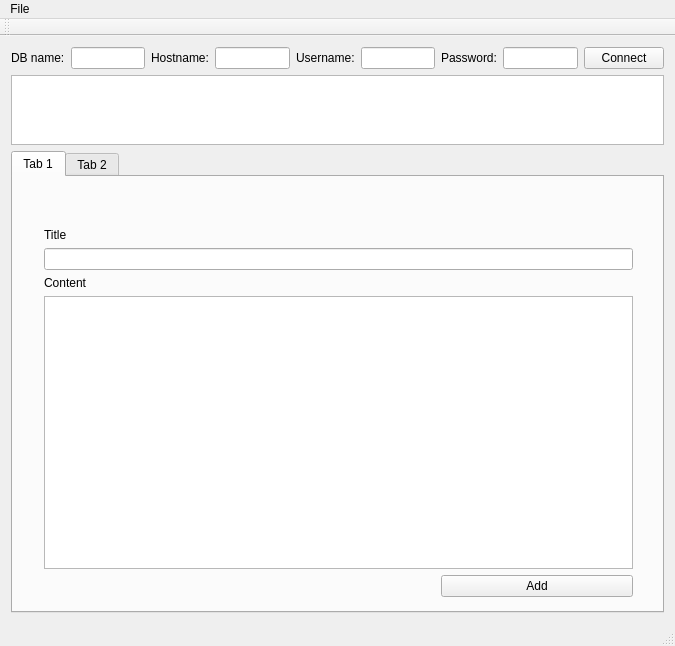
Above: mainwindow.ui from TmCrafz/Database_web_manager before the change. Below: the same form after it.
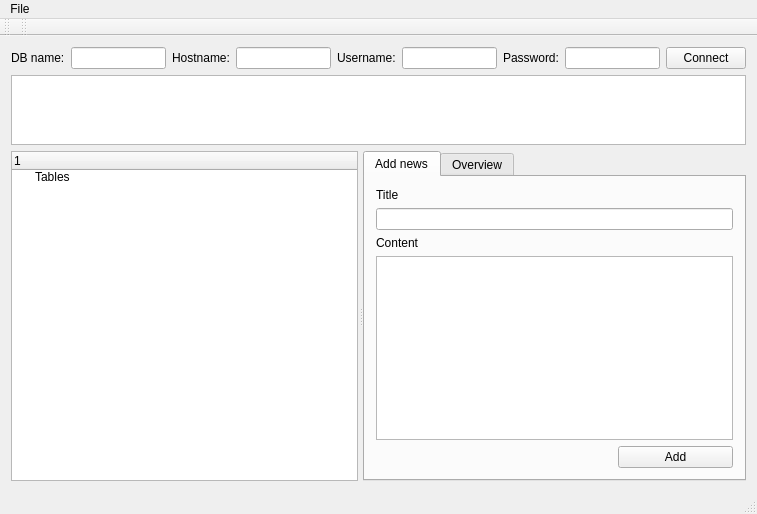
That is the form after the change. The open tabs and pages were chosen to show the change.

Commit message: Add a tree widget to the mainwindow which shows all tthe tables of the connected database. When one is selected the data of the table load.

Patch:
```diff
--- a/mainwindow.ui
+++ b/mainwindow.ui
@@ -6,8 +6,8 @@
    <rect>
     <x>0</x>
     <y>0</y>
-    <width>675</width>
-    <height>646</height>
+    <width>757</width>
+    <height>514</height>
    </rect>
   </property>
   <property name="windowTitle">
@@ -77,23 +77,65 @@
      </widget>
     </item>
     <item>
+     <widget class="QSplitter" name="splitter">
+      <property name="sizePolicy">
+       <sizepolicy hsizetype="Preferred" vsizetype="Preferred">
+        <horstretch>1</horstretch>
+        <verstretch>0</verstretch>
+       </sizepolicy>
+      </property>
+      <property name="minimumSize">
+       <size>
+        <width>0</width>
+        <height>0</height>
+       </size>
+      </property>
+      <property name="maximumSize">
+       <size>
+        <width>16777215</width>
+        <height>16777215</height>
+       </size>
+      </property>
+      <property name="orientation">
+       <enum>Qt::Horizontal</enum>
+      </property>
+      <property name="handleWidth">
+       <number>5</number>
+      </property>
+      <widget class="QTreeWidget" name="treeWidgetLoadedTables">
+       <property name="sizePolicy">
+        <sizepolicy hsizetype="Expanding" vsizetype="Expanding">
+         <horstretch>0</horstretch>
+         <verstretch>0</verstretch>
+        </sizepolicy>
+       </property>
+       <property name="baseSize">
+        <size>
+         <width>0</width>
+         <height>0</height>
+        </size>
+       </property>
+       <column>
+        <property name="text">
+         <string>1</string>
+        </property>
+       </column>
+       <item>
+        <property name="text">
+         <string>Tables</string>
+        </property>
+       </item>
+      </widget>
      <widget class="QTabWidget" name="tabWidget">
       <property name="currentIndex">
        <number>0</number>
       </property>
       <widget class="QWidget" name="tab">
        <attribute name="title">
-        <string>Tab 1</string>
-       </attribute>
-       <widget class="QWidget" name="">
-        <property name="geometry">
-         <rect>
-          <x>20</x>
-          <y>40</y>
-          <width>611</width>
-          <height>391</height>
-         </rect>
-        </property>
+         <string>Add news</string>
+        </attribute>
+        <layout class="QVBoxLayout" name="verticalLayout_3">
+         <item>
         <layout class="QGridLayout" name="gridLayout">
          <item row="3" column="0" colspan="3">
           <widget class="QPlainTextEdit" name="plainTextEdContentFc"/>
@@ -136,11 +178,12 @@
           </spacer>
          </item>
         </layout>
-       </widget>
+         </item>
+        </layout>
       </widget>
       <widget class="QWidget" name="tab_2">
        <attribute name="title">
-        <string>Tab 2</string>
+         <string>Overview</string>
        </attribute>
        <layout class="QVBoxLayout" name="verticalLayout_2">
         <item>
@@ -149,6 +192,7 @@
        </layout>
       </widget>
      </widget>
+     </widget>
     </item>
    </layout>
   </widget>
@@ -157,7 +201,7 @@
     <rect>
      <x>0</x>
      <y>0</y>
-     <width>675</width>
+     <width>757</width>
      <height>21</height>
     </rect>
    </property>
@@ -178,6 +222,17 @@
    </attribute>
   </widget>
   <widget class="QStatusBar" name="statusBar"/>
+  <widget class="QToolBar" name="toolBar">
+   <property name="windowTitle">
+    <string>toolBar</string>
+   </property>
+   <attribute name="toolBarArea">
+    <enum>TopToolBarArea</enum>
+   </attribute>
+   <attribute name="toolBarBreak">
+    <bool>false</bool>
+   </attribute>
+  </widget>
   <action name="actionDatabase_manager">
    <property name="text">
     <string>Database manager</string>
```
Left out of the diff: 2 changed lines with no effect on the pictures. Lines whose indentation alone changed are shown as unchanged. The commit also changes 2 other files.
